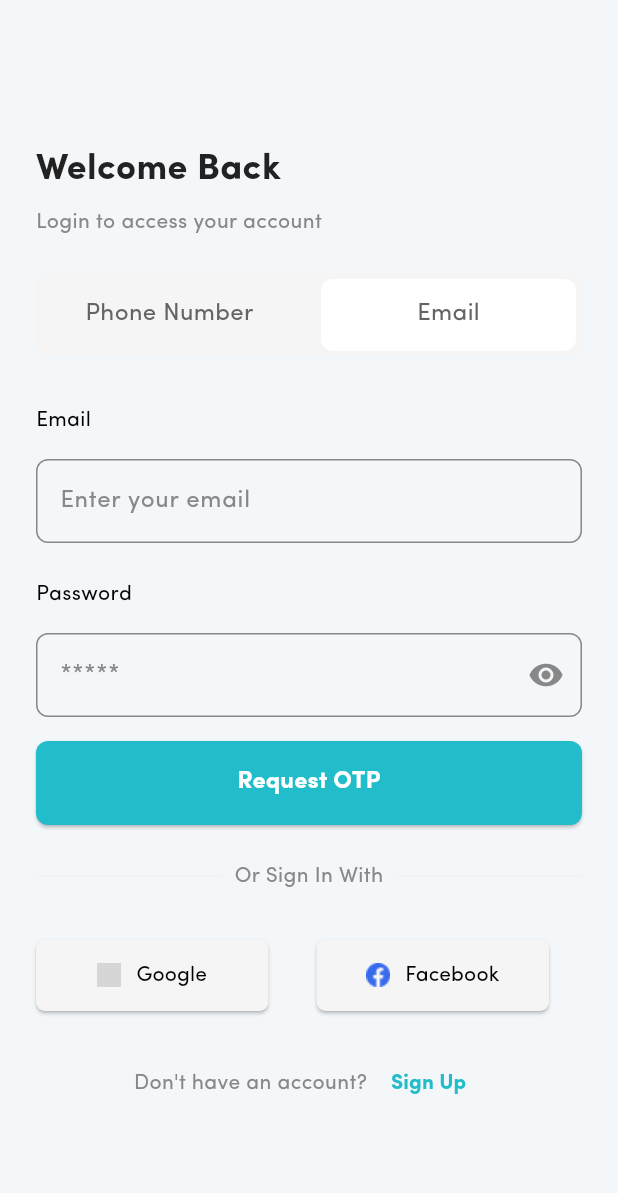
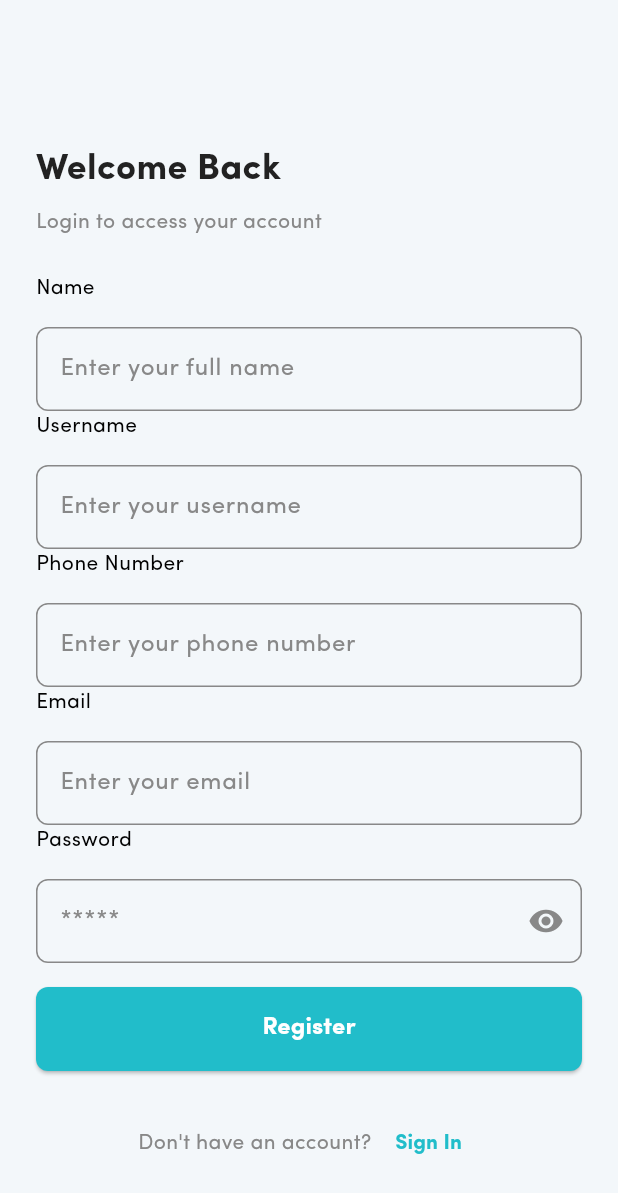
Before and after one commit to Parikesittt/mpro_ppkd, a Flutter app: the screen it shows after launch, after a tap on "Email", after a tap on "Sign Up", on a phone screen of 412 x 824 dp. Shown: the top 1193 px of the screen. Run offline on Flutter 3.47's test engine with Material 3 defaults, Android fonts, the phone set to English and light mode, and no system bars; our stand-ins replace google_nav_bar, motion_tab_bar_v2, shared_preferences, sqflite; accounts and stored records are empty; grey boxes are pictures that could not be loaded.

Commit message:
done tugas 11

```diff
--- a/lib/day_18/splash_screen.dart
+++ b/lib/day_18/splash_screen.dart
@@ -1,4 +1,5 @@
 import 'package:belajar_ppkd/day_18/login_day_18.dart';
+import 'package:belajar_ppkd/day_19/view/login_page.dart';
 import 'package:belajar_ppkd/home_page.dart';
 import 'package:belajar_ppkd/preferences/preference_handler.dart';
 // import 'package:belajar_ppkd/tugas_7/home_screen.dart';
@@ -35,7 +36,7 @@ class _SplashScreenDay18State extends State<SplashScreenDay18> {
       } else {
         Navigator.pushAndRemoveUntil(
           context,
-          MaterialPageRoute(builder: (context) => LoginDay18()),
+          MaterialPageRoute(builder: (context) => LoginScreen()),
           (route) => false,
         );
       }
--- /dev/null
+++ b/lib/day_19/model/user_model.dart
@@ -0,0 +1,47 @@
+// ignore_for_file: public_member_api_docs, sort_constructors_first
+import 'dart:convert';
+
+class UserModel {
+  int? id;
+  String username;
+  String name;
+  String email;
+  String phoneNumber;
+  String password;
+
+  UserModel({
+    this.id,
+    required this.username,
+    required this.name,
+    required this.email,
+    required this.phoneNumber,
+    required this.password,
+  });
+
+  Map<String, dynamic> toMap() {
+    return <String, dynamic>{
+      'id': id,
+      'username': username,
+      'name': name,
+      'email': email,
+      'phone_number': phoneNumber,
+      'password': password,
+    };
+  }
+
+  factory UserModel.fromMap(Map<String, dynamic> map) {
+    return UserModel(
+      id: map['id'] != null ? map['id'] as int : null,
+      username: map['username'] as String,
+      name: map['name'] as String,
+      email: map['email'] as String,
+      phoneNumber: map['phone_number'] as String,
+      password: map['password'] as String,
+    );
+  }
+
+  String toJson() => json.encode(toMap());
+
+  factory UserModel.fromJson(String source) =>
+      UserModel.fromMap(json.decode(source) as Map<String, dynamic>);
+}
--- /dev/null
+++ b/lib/day_19/view/login_page.dart
@@ -0,0 +1,312 @@
+import 'package:belajar_ppkd/day_19/database/db_helper.dart';
+import 'package:belajar_ppkd/preferences/preference_handler.dart';
+import 'package:belajar_ppkd/tugasUI/components/button.dart';
+import 'package:belajar_ppkd/tugasUI/components/custom_text_field.dart';
+import 'package:belajar_ppkd/tugasUI/components/ext_login_button.dart';
+import 'package:flutter/material.dart';
+
+class LoginScreen extends StatefulWidget {
+  const LoginScreen({super.key});
+
+  @override
+  State<LoginScreen> createState() => _LoginScreenState();
+}
+
+class _LoginScreenState extends State<LoginScreen> {
+  final _formKey = GlobalKey<FormState>();
+  final TextEditingController phoneController = TextEditingController();
+  final TextEditingController emailController = TextEditingController();
+  final TextEditingController passwordController = TextEditingController();
+
+  List<bool> _isSelected = [true, false];
+  int _selectedIndex = 0;
+  bool isFilled = false;
+
+  @override
+  void initState() {
+    super.initState();
+    emailController.addListener(_checkFields);
+    passwordController.addListener(_checkFields);
+  }
+
+  void _checkFields() {
+    setState(() {
+      isFilled =
+          emailController.text.isNotEmpty && passwordController.text.isNotEmpty;
+    });
+  }
+
+  @override
+  Widget build(BuildContext context) {
+    return Scaffold(
+      body: SingleChildScrollView(
+        physics: ScrollPhysics(),
+        child: Container(
+          decoration: BoxDecoration(),
+          margin: EdgeInsets.only(top: 72),
+          padding: EdgeInsets.all(24),
+          child: Column(
+            mainAxisAlignment: MainAxisAlignment.start,
+            crossAxisAlignment: CrossAxisAlignment.start,
+            children: [
+              Text(
+                "Welcome Back",
+                style: TextStyle(
+                  fontSize: 24,
+                  fontWeight: FontWeight.bold,
+                  color: Color(0xff222222),
+                ),
+              ),
+              SizedBox(height: 8),
+              Text(
+                "Login to access your account",
+                style: TextStyle(color: Color(0xff888888)),
+              ),
+              SizedBox(height: 24),
+              // Center(
+              //   child: ToggleButtons(
+              //     borderRadius: BorderRadius.circular(8),
+              //     constraints: BoxConstraints(minHeight: 40, minWidth: 140),
+              //     isSelected: _isSelected,
+              //     onPressed: (index) {
+              //     setState(() {
+              //       for (int i = 0; i < _isSelected.length; i++) {
+              //         _isSelected[i] = i == index;
+              //       }
+              //       _selectedIndex = index;
+              //     });
+              //   }, children: [
+              //     Text("Phone Number"),
+              //     Text("Email"),
+              //   ]),
+              // ),
+              Container(
+                //Switch Phone Number, Email
+                height: 56,
+                width: double.infinity,
+                decoration: BoxDecoration(
+                  borderRadius: BorderRadius.circular(8),
+                  color: Color(0xfff5f5f5),
+                ),
+                child: Row(
+                  children: [
+                    Expanded(
+                      child: Container(
+                        margin: EdgeInsets.only(left: 4, top: 4, bottom: 4),
+                        width: 152,
+                        alignment: Alignment.center,
+                        decoration: BoxDecoration(
+                          color: _selectedIndex == 0
+                              ? Colors.white
+                              : Color(0xfff5f5f5),
+                          borderRadius: BorderRadius.circular(8),
+                        ),
+                        child: GestureDetector(
+                          onTap: () {
+                            _selectedIndex = 0;
+                            setState(() {});
+                          },
+                          child: Text(
+                            "Phone Number",
+                            style: TextStyle(
+                              color: Color(0xff646464),
+                              fontSize: 16,
+                            ),
+                          ),
+                        ),
+                      ),
+                    ),
+                    SizedBox(width: 16),
+                    // Spacer(),
+                    Expanded(
+                      child: Container(
+                        margin: EdgeInsets.only(right: 4, top: 4, bottom: 4),
+                        alignment: Alignment.center,
+                        width: 152,
+                        decoration: BoxDecoration(
+                          color: _selectedIndex == 0
+                              ? Color(0xfff5f5f5)
+                              : Colors.white,
+                          borderRadius: BorderRadius.circular(8),
+                        ),
+                        child: GestureDetector(
+                          onTap: () {
+                            _selectedIndex = 1;
+                            setState(() {});
+                          },
+                          child: Text(
+                            "Email",
+                            style: TextStyle(
+                              color: Color(0xff646464),
+                              fontSize: 16,
+                            ),
+                          ),
+                        ),
+                      ),
+                    ),
+                  ],
+                ),
+              ),
+              SizedBox(height: 32),
+              Form(
+                key: _formKey,
+                child: Column(
+                  children: [
+                    _selectedIndex == 0
+                        ? Column(
+                            mainAxisAlignment: MainAxisAlignment.start,
+                            crossAxisAlignment: CrossAxisAlignment.start,
+                            children: [
+                              Text('Phone Number'),
+                              SizedBox(height: 16),
+                              CustomTextField(
+                                controller: phoneController,
+                                hint: 'Enter your phone number',
+                                validator: (value) {
+                                  if (value == null || value.isEmpty) {
+                                    return "Phone number harus diisi";
+                                  }
+                                  return null;
+                                },
+                              ),
+                            ],
+                          )
+                        : Column(
+                            mainAxisAlignment: MainAxisAlignment.start,
+                            crossAxisAlignment: CrossAxisAlignment.start,
+                            children: [
+                              Text('Email'),
+                              SizedBox(height: 16),
+                              CustomTextField(
+                                controller: emailController,
+                                hint: 'Enter your email',
+                                validator: (value) {
+                                  if (value == null || value.isEmpty) {
+                                    return "Email harus diisi";
+                                  }
+                                  return null;
+                                },
+                              ),
+                            ],
+                          ),
+                    SizedBox(height: 24),
+                    Column(
+                      mainAxisAlignment: MainAxisAlignment.start,
+                      crossAxisAlignment: CrossAxisAlignment.start,
+                      children: [
+                        Text('Password'),
+                        SizedBox(height: 16),
+                        CustomTextField(
+                          controller: passwordController,
+                          hint: '*****',
+                          isPassword: true,
+                          validator: (value) {
+                            if (value == null || value.isEmpty) {
+                              return "Password harus diisi";
+                            }
+                            if (value.length < 8) {
+                              return "Password minimal 8 karakter";
+                            }
+                            return null;
+                          },
+                        ),
+                      ],
+                    ),
+                    SizedBox(height: 16),
+                    ButtonWidget(
+                      // isEnable: isFilled,
+                      text: 'Login',
+                      height: 56,
+                      width: double.infinity,
+                      click: () async {
+                        if (_formKey.currentState!.validate()) {
+                          PreferenceHandler.saveLogin(true);
+                          final data = await DBHelper.loginUser(
+                            email: emailController.text,
+                            password: passwordController.text,
+                          );
+                          if (data != null) {
+                            Navigator.pushNamed(context, '/home');
+                          } else {
+                            ScaffoldMessenger.of(context).showSnackBar(
+                              const SnackBar(
+                                content: Text("Email atau password salah"),
+                              ),
+                            );
+                          }
+                        } else {
+                          ScaffoldMessenger.of(context).showSnackBar(
+                            const SnackBar(
+                              content: Text("Semua field harus diisi"),
+                            ),
+                          );
+                        }
+                      },
+                    ),
+                  ],
+                ),
+              ),
+              SizedBox(height: 24),
+              Row(
+                spacing: 8,
+                children: [
+                  Expanded(
+                    child: Divider(color: Color(0xfff2f2f2), thickness: 1),
+                  ),
+                  Text(
+                    'Or Sign In With',
+                    style: TextStyle(color: Color(0xff888888)),
+                  ),
+                  Expanded(
+                    child: Divider(color: Color(0xfff2f2f2), thickness: 1),
+                  ),
+                ],
+              ),
+              SizedBox(height: 32),
+              Row(
+                spacing: 32,
+                children: [
+                  ExtLogButton(
+                    text: 'Google',
+                    height: 48,
+                    width: 155,
+                    icon: 'assets/images/iconGoogle.png',
+                  ),
+                  ExtLogButton(
+                    text: 'Facebook',
+                    height: 48,
+                    width: 155,
+                    icon: 'assets/images/iconFacebook.png',
+                  ),
+                ],
+              ),
+              SizedBox(height: 24),
+              Row(
+                mainAxisAlignment: MainAxisAlignment.center,
+                crossAxisAlignment: CrossAxisAlignment.center,
+                children: [
+                  Text(
+                    "Don't have an account? ",
+                    style: TextStyle(color: Color(0xff888888)),
+                  ),
+                  TextButton(
+                    onPressed: () {
+                      Navigator.pushNamed(context, '/register');
+                    },
+                    child: Text(
+                      "Sign Up",
+                      style: TextStyle(
+                        color: Color(0xff21BDCA),
+                        fontWeight: FontWeight.bold,
+                      ),
+                    ),
+                  ),
+                ],
+              ),
+            ],
+          ),
+        ),
+      ),
+    );
+  }
+}
--- /dev/null
+++ b/lib/day_19/view/register_page.dart
@@ -0,0 +1,230 @@
+import 'package:belajar_ppkd/day_19/database/db_helper.dart';
+import 'package:belajar_ppkd/day_19/model/user_model.dart';
+import 'package:belajar_ppkd/tugasUI/components/button.dart';
+import 'package:belajar_ppkd/tugasUI/components/custom_text_field.dart';
+import 'package:belajar_ppkd/tugasUI/components/ext_login_button.dart';
+import 'package:flutter/material.dart';
+
+class RegisterPage extends StatefulWidget {
+  const RegisterPage({super.key});
+
+  @override
+  State<RegisterPage> createState() => _RegisterPageState();
+}
+
+class _RegisterPageState extends State<RegisterPage> {
+  final _formKey = GlobalKey<FormState>();
+  final TextEditingController usernameController = TextEditingController();
+  final TextEditingController nameController = TextEditingController();
+  final TextEditingController phoneController = TextEditingController();
+  final TextEditingController emailController = TextEditingController();
+  final TextEditingController passwordController = TextEditingController();
+
+  List<bool> _isSelected = [true, false];
+  int _selectedIndex = 0;
+  bool isFilled = false;
+
+  @override
+  void initState() {
+    super.initState();
+    emailController.addListener(_checkFields);
+    passwordController.addListener(_checkFields);
+  }
+
+  void _checkFields() {
+    setState(() {
+      isFilled =
+          emailController.text.isNotEmpty && passwordController.text.isNotEmpty;
+    });
+  }
+
+  @override
+  Widget build(BuildContext context) {
+    return Scaffold(
+      body: SingleChildScrollView(
+        physics: ScrollPhysics(),
+        child: Container(
+          decoration: BoxDecoration(),
+          margin: EdgeInsets.only(top: 72),
+          padding: EdgeInsets.all(24),
+          child: Column(
+            mainAxisAlignment: MainAxisAlignment.start,
+            crossAxisAlignment: CrossAxisAlignment.start,
+            children: [
+              Text(
+                "Welcome Back",
+                style: TextStyle(
+                  fontSize: 24,
+                  fontWeight: FontWeight.bold,
+                  color: Color(0xff222222),
+                ),
+              ),
+              SizedBox(height: 8),
+              Text(
+                "Login to access your account",
+                style: TextStyle(color: Color(0xff888888)),
+              ),
+              SizedBox(height: 24),
+              Form(
+                key: _formKey,
+                child: Column(
+                  children: [
+                    Column(
+                      mainAxisAlignment: MainAxisAlignment.start,
+                      crossAxisAlignment: CrossAxisAlignment.start,
+                      children: [
+                        Text('Name'),
+                        SizedBox(height: 16),
+                        CustomTextField(
+                          controller: nameController,
+                          hint: 'Enter your full name',
+                          validator: (value) {
+                            if (value == null || value.isEmpty) {
+                              return "Full name harus diisi";
+                            }
+                            return null;
+                          },
+                        ),
+                      ],
+                    ),
+                    Column(
+                      mainAxisAlignment: MainAxisAlignment.start,
+                      crossAxisAlignment: CrossAxisAlignment.start,
+                      children: [
+                        Text('Username'),
+                        SizedBox(height: 16),
+                        CustomTextField(
+                          controller: usernameController,
+                          hint: 'Enter your username',
+                          validator: (value) {
+                            if (value == null || value.isEmpty) {
+                              return "username harus diisi";
+                            }
+                            return null;
+                          },
+                        ),
+                      ],
+                    ),
+                    Column(
+                      mainAxisAlignment: MainAxisAlignment.start,
+                      crossAxisAlignment: CrossAxisAlignment.start,
+                      children: [
+                        Text('Phone Number'),
+                        SizedBox(height: 16),
+                        CustomTextField(
+                          controller: phoneController,
+                          hint: 'Enter your phone number',
+                          validator: (value) {
+                            if (value == null || value.isEmpty) {
+                              return "Phone number harus diisi";
+                            }
+                            return null;
+                          },
+                        ),
+                      ],
+                    ),
+                    Column(
+                      mainAxisAlignment: MainAxisAlignment.start,
+                      crossAxisAlignment: CrossAxisAlignment.start,
+                      children: [
+                        Text('Email'),
+                        SizedBox(height: 16),
+                        CustomTextField(
+                          controller: emailController,
+                          hint: 'Enter your email',
+                          validator: (value) {
+                            if (value == null || value.isEmpty) {
+                              return "Email harus diisi";
+                            }
+                            return null;
+                          },
+                        ),
+                      ],
+                    ),
+                    // SizedBox(height: 24),
+                    Column(
+                      mainAxisAlignment: MainAxisAlignment.start,
+                      crossAxisAlignment: CrossAxisAlignment.start,
+                      children: [
+                        Text('Password'),
+                        SizedBox(height: 16),
+                        CustomTextField(
+                          controller: passwordController,
+                          hint: '*****',
+                          isPassword: true,
+                          validator: (value) {
+                            if (value == null || value.isEmpty) {
+                              return "Password harus diisi";
+                            }
+                            if (value.length < 8) {
+                              return "Password minimal 8 karakter";
+                            }
+                            return null;
+                          },
+                        ),
+                      ],
+                    ),
+                    SizedBox(height: 16),
+                    ButtonWidget(
+                      // isEnable: isFilled,
+                      text: 'Register',
+                      height: 56,
+                      width: double.infinity,
+                      click: () {
+                        if (_formKey.currentState!.validate()) {
+                          final UserModel data = UserModel(
+                            username: usernameController.text,
+                            name: nameController.text,
+                            email: emailController.text,
+                            phoneNumber: phoneController.text,
+                            password: passwordController.text,
+                          );
+                          DBHelper.createUser(data);
+                          ScaffoldMessenger.of(context).showSnackBar(
+                            const SnackBar(content: Text("Register berhasil")),
+                          );
+                          Navigator.pop(context);
+                          // Navigator.pushNamed(context, '/home');
+                        } else {
+                          ScaffoldMessenger.of(context).showSnackBar(
+                            const SnackBar(
+                              content: Text("Semua field harus diisi"),
+                            ),
+                          );
+                        }
+                      },
+                    ),
+                  ],
+                ),
+              ),
+              SizedBox(height: 24),
+
+              Row(
+                mainAxisAlignment: MainAxisAlignment.center,
+                crossAxisAlignment: CrossAxisAlignment.center,
+                children: [
+                  Text(
+                    "Don't have an account? ",
+                    style: TextStyle(color: Color(0xff888888)),
+                  ),
+                  TextButton(
+                    onPressed: () {
+                      Navigator.pop(context);
+                    },
+                    child: Text(
+                      "Sign In",
+                      style: TextStyle(
+                        color: Color(0xff21BDCA),
+                        fontWeight: FontWeight.bold,
+                      ),
+                    ),
+                  ),
+                ],
+              ),
+            ],
+          ),
+        ),
+      ),
+    );
+  }
+}
--- a/lib/main.dart
+++ b/lib/main.dart
@@ -3,11 +3,13 @@ import 'package:belajar_ppkd/day10/list.dart';
 import 'package:belajar_ppkd/day12/tugas5.dart';
 import 'package:belajar_ppkd/day9/tugas2.dart';
 import 'package:belajar_ppkd/day_18/splash_screen.dart';
+import 'package:belajar_ppkd/day_19/view/login_page.dart';
+import 'package:belajar_ppkd/day_19/view/register_page.dart';
 import 'package:belajar_ppkd/home_page.dart';
 import 'package:belajar_ppkd/theme/theme.dart';
 import 'package:belajar_ppkd/theme/theme_provider.dart';
 import 'package:belajar_ppkd/tugas1/user_profile.dart';
-import 'package:belajar_ppkd/tugasUI/login_page.dart';
+import 'package:belajar_ppkd/view/login_page.dart';
 import 'package:belajar_ppkd/tugas_10/form_pendaftaran.dart';
 import 'package:belajar_ppkd/tugas_10/welcome_page.dart';
 import 'package:belajar_ppkd/tugas_7/home_screen.dart';
@@ -36,19 +38,22 @@ class MyApp extends StatelessWidget {
     return MaterialApp(
       // home: const LoginPage(),
       // theme: ThemeData(fontFamily: 'SofiaPro'),
-      theme: Provider.of<ThemeProvider>(context).themeData,
+      theme: lightMode,
+      darkTheme: darkMode,
+      themeMode: ThemeMode.system,
       initialRoute: '/splash',
       routes: {
-        '/': (context) => const LoginPage(),
+        '/': (context) => const LoginScreen(),
         '/home': (context) => const MainScreen(),
         '/user': (context) => const UserProfileWidget(),
         '/list': (context) => const TugasListWidget(),
         '/grid': (context) => const TugasGridWidget(),
         '/form-pendaftaran': (context) => const FormPendaftaranPage(),
         '/splash': (context) => const SplashScreenDay18(),
-
-        // '/welcome': (context) => const WelcomePage(nama: '', domisili: ''),
+        '/register': (context) => const RegisterPage(),
+        '/welcome': (context) => const WelcomePage(nama: '', domisili: ''),
       },
+      // home: LoginPage(),
     );
   }
 }
```
Also changed, not shown: lib/day_19/database/db_helper.dart (added, +51 -0 lines), lib/day_19/view/list_user.dart (added, +57 -0 lines).
